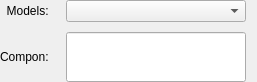
This is windows/load_model.ui in sensehawk/qgis_plugin as Qt 5 draws it before an edit. The edited form follows.
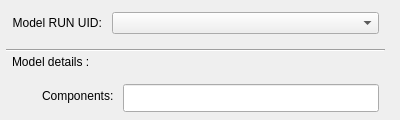
This is the edited form.

Diff of the .ui file:
```diff
--- a/windows/load_model.ui
+++ b/windows/load_model.ui
@@ -6,40 +6,69 @@
    <rect>
     <x>0</x>
     <y>0</y>
-    <width>257</width>
-    <height>81</height>
+    <width>400</width>
+    <height>120</height>
    </rect>
   </property>
+  <property name="minimumSize">
+   <size>
+    <width>400</width>
+    <height>120</height>
+   </size>
+  </property>
+  <property name="maximumSize">
+   <size>
+    <width>400</width>
+    <height>120</height>
+   </size>
+  </property>
   <property name="windowTitle">
    <string>Form</string>
   </property>
-  <layout class="QVBoxLayout" name="verticalLayout">
-   <property name="spacing">
-    <number>5</number>
+  <widget class="QLabel" name="label_2">
+   <property name="geometry">
+    <rect>
+     <x>12</x>
+     <y>54</y>
+     <width>115</width>
+     <height>16</height>
+    </rect>
    </property>
-   <property name="leftMargin">
-    <number>0</number>
-   </property>
-   <property name="topMargin">
-    <number>0</number>
-   </property>
-   <property name="bottomMargin">
-    <number>0</number>
-   </property>
-   <item>
-    <layout class="QGridLayout" name="gridLayout">
-     <property name="verticalSpacing">
-      <number>10</number>
-     </property>
-     <item row="0" column="0">
-      <widget class="QLabel" name="label">
        <property name="text">
-        <string>  Models: </string>
-       </property>
-      </widget>
-     </item>
+    <string>Model details :</string>
+   </property>
+  </widget>
+  <widget class="Line" name="line">
+   <property name="geometry">
+    <rect>
+     <x>6</x>
+     <y>42</y>
+     <width>379</width>
+     <height>16</height>
+    </rect>
+   </property>
+   <property name="orientation">
+    <enum>Qt::Horizontal</enum>
+   </property>
+  </widget>
+  <widget class="QWidget" name="">
+   <property name="geometry">
+    <rect>
+     <x>6</x>
+     <y>12</y>
+     <width>373</width>
+     <height>31</height>
+    </rect>
+   </property>
+   <layout class="QFormLayout" name="formLayout">
      <item row="0" column="1">
-      <widget class="QComboBox" name="detectionModel_cbox">
+     <widget class="QComboBox" name="detection_model_cbox">
+      <property name="sizePolicy">
+       <sizepolicy hsizetype="Preferred" vsizetype="Preferred">
+        <horstretch>0</horstretch>
+        <verstretch>0</verstretch>
+       </sizepolicy>
+      </property>
        <property name="minimumSize">
         <size>
          <width>150</width>
@@ -48,38 +77,56 @@
        </property>
        <property name="maximumSize">
         <size>
-         <width>180</width>
+        <width>16777215</width>
          <height>16777215</height>
         </size>
        </property>
       </widget>
      </item>
-     <item row="1" column="0">
-      <widget class="QLabel" name="label_2">
+    <item row="0" column="0">
+     <widget class="QLabel" name="label">
        <property name="text">
-        <string>Compon:</string>
+       <string>  Model RUN UID: </string>
        </property>
       </widget>
      </item>
-     <item row="1" column="1">
-      <widget class="QLineEdit" name="model_component">
+   </layout>
+  </widget>
+  <widget class="QWidget" name="">
+   <property name="geometry">
+    <rect>
+     <x>42</x>
+     <y>84</y>
+     <width>337</width>
+     <height>30</height>
+    </rect>
+   </property>
+   <layout class="QFormLayout" name="formLayout_2">
+    <item row="0" column="0">
+     <widget class="QLabel" name="label_5">
+      <property name="text">
+       <string>Components: </string>
+      </property>
+     </widget>
+    </item>
+    <item row="0" column="1">
+     <widget class="QLineEdit" name="components_label">
        <property name="minimumSize">
         <size>
-         <width>180</width>
-         <height>50</height>
+        <width>0</width>
+        <height>28</height>
         </size>
        </property>
        <property name="maximumSize">
         <size>
-         <width>180</width>
-         <height>50</height>
+        <width>16777215</width>
+        <height>28</height>
         </size>
        </property>
       </widget>
      </item>
     </layout>
-   </item>
-  </layout>
+  </widget>
  </widget>
  <resources/>
  <connections/>
```
Lines whose indentation alone changed are shown as unchanged.
